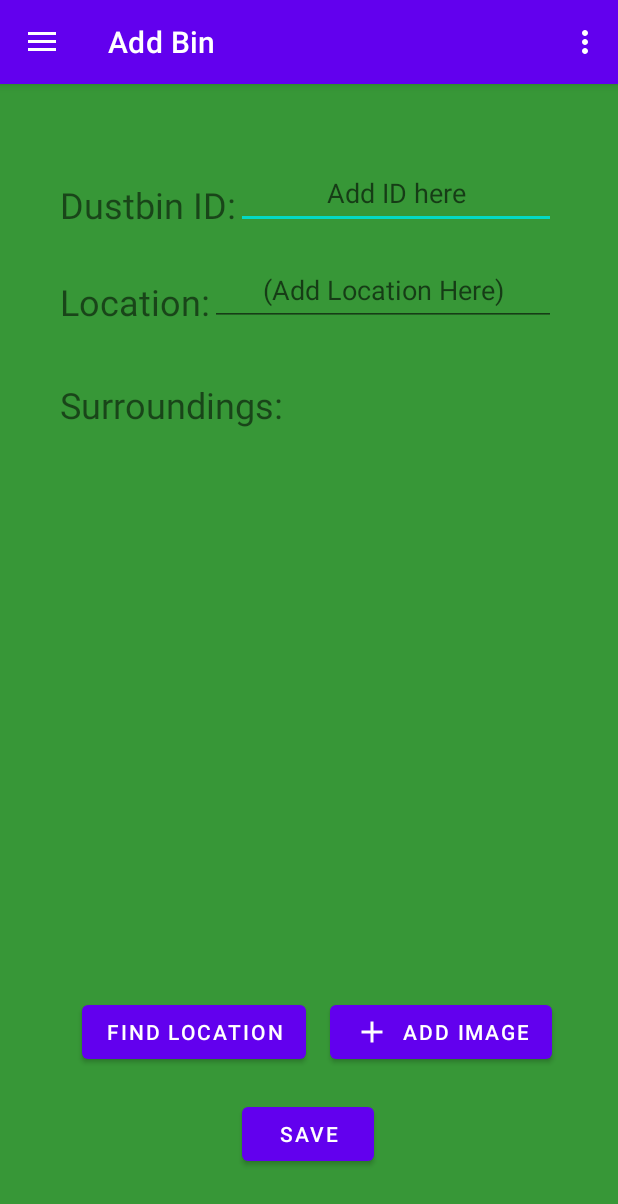
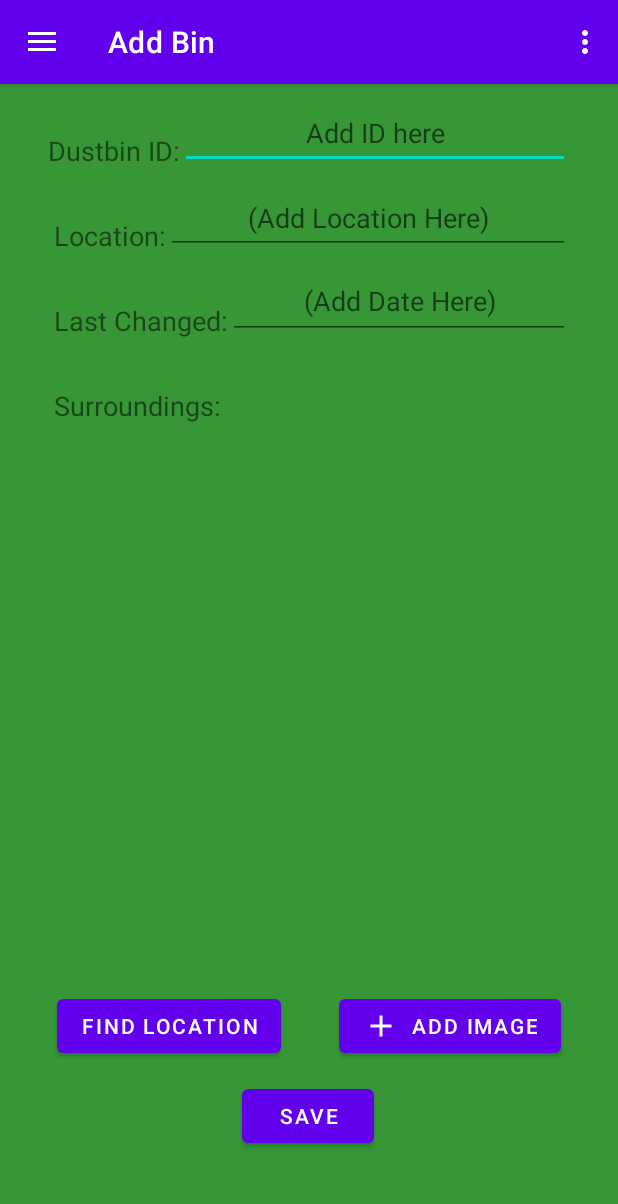
Before and after one commit to SaltyHaise/MADproject, an Android app: the screen it shows after launch (MainActivity), in the side drawer, after a tap on "Add Bin", on a phone screen of 412 x 824 dp. Shown: the top 1204 px of the screen. Run offline under Robolectric (Android 15) with nearby library versions, the phone set to English and light mode, and no system bars; our stand-ins replace navigation-ui; pictures from the network do not load; Roboto replaces fonts that are not available here.

Commit message:
touched up addfragment layout

```diff
--- a/app/src/main/AndroidManifest.xml
+++ b/app/src/main/AndroidManifest.xml
@@ -8,6 +8,10 @@
     <uses-permission android:name="android.permission.ACCESS_COARSE_LOCATION" />
     <uses-permission android:name="android.permission.INTERNET" />
 
+    <permission
+        android:name="com.example.permission.MAPS_RECEIVE"
+        android:protectionLevel="signature"/>
+
     <application
         android:allowBackup="true"
         android:icon="@mipmap/ic_launcher"
@@ -15,10 +19,11 @@
         android:roundIcon="@mipmap/ic_launcher_round"
         android:supportsRtl="true"
         android:theme="@style/Theme.CleverClean">
-        <service
-            android:name=".GPSTracker"
-            android:enabled="false"
-            android:exported="false"></service>
+<!--        <service-->
+<!--            android:name=".GPSTracker"-->
+<!--            android:enabled="false"-->
+<!--            android:exported="false"></service>-->
+
 
         <activity
             android:name=".SplashScreen"
--- a/app/src/main/java/sp/com/cleverclean/ui/AddFragment.java
+++ b/app/src/main/java/sp/com/cleverclean/ui/AddFragment.java
@@ -28,6 +28,8 @@ import androidx.core.app.ActivityCompat;
 import androidx.core.content.ContextCompat;
 import androidx.fragment.app.Fragment;
 
+import java.io.ByteArrayOutputStream;
+import java.io.DataInput;
 import java.io.IOException;
 
 import sp.com.cleverclean.GPSTracker;
@@ -45,14 +47,22 @@ public class AddFragment extends Fragment implements View.OnClickListener{
     private TextView location;
     private double latitude = 0.0d;
     private double longitude = 0.0d;
-    private double myLatitude;
-    private double myLongitude;
+    private GPSTracker gpsTracker;
     private Button getLocation;
     private byte[] bArray;
     private Bitmap bitmap = null;
     private Uri imageUri;
 
+    private MyDatabaseHelper helper = null;
+    public AddFragment(){}
 
+    @Override
+    public void onCreate(Bundle savedInstanceState) {
+        super.onCreate(savedInstanceState);
+
+        gpsTracker = new GPSTracker(getContext());
+        helper = new MyDatabaseHelper(getContext());
+    }
 
     @Nullable
     @Override
@@ -84,7 +94,27 @@ public class AddFragment extends Fragment implements View.OnClickListener{
                 intent.setAction(Intent.ACTION_GET_CONTENT);
                 startActivityForResult(Intent.createChooser(intent, "Select Picture"), PICK_IMAGE);
                 break;
+            case R.id.getLocation:
+                if (gpsTracker.canGetLocation()) {
+                    latitude = gpsTracker.getLatitude();
+                    longitude = gpsTracker.getLongitude();
+                    location.setText(String.valueOf(latitude) + ", " + String.valueOf(longitude));
+                }
+                break;
+            case R.id.save:
+                String BinID = BinName.getText().toString();
+                String Address = BinAddress.getText().toString();
+                String uri = "";
+                String status = "";
 
+                if (imageUri == null) {
+                    Toast.makeText(getContext(), "Please select an image", Toast.LENGTH_SHORT).show();
+                    return;
+                } else {
+                    ByteArrayOutputStream bos = new ByteArrayOutputStream();
+                    bitmap.compress(Bitmap.CompressFormat.PNG, 100, bos);
+                    bArray = bos.toByteArray();
+                }
         }
     }
 
--- a/app/src/main/res/layout/fragment_addbin.xml
+++ b/app/src/main/res/layout/fragment_addbin.xml
@@ -1,42 +1,50 @@
 <?xml version="1.0" encoding="utf-8"?>
-<androidx.constraintlayout.widget.ConstraintLayout xmlns:android="http://schemas.android.com/apk/res/android"
+<ScrollView xmlns:android="http://schemas.android.com/apk/res/android"
     xmlns:app="http://schemas.android.com/apk/res-auto"
     xmlns:tools="http://schemas.android.com/tools"
     android:layout_width="match_parent"
     android:layout_height="match_parent"
+    android:fillViewport="true"
     android:background="@color/main_green"
     tools:context=".ui.AddFragment">
+
+    <androidx.constraintlayout.widget.ConstraintLayout
+        android:layout_width="match_parent"
+        android:layout_height="wrap_content">
 
         <TextView
             android:id="@+id/textView4"
             android:layout_width="wrap_content"
             android:layout_height="wrap_content"
-        android:layout_marginStart="40dp"
-        android:layout_marginTop="64dp"
+            android:layout_marginStart="32dp"
+            android:layout_marginTop="32dp"
             android:text="Dustbin ID:"
-        android:textSize="24sp"
+            android:textSize="18sp"
             app:layout_constraintStart_toStartOf="parent"
             app:layout_constraintTop_toTopOf="parent" />
 
         <EditText
             android:id="@+id/BinNo"
-        android:layout_width="wrap_content"
-        android:layout_height="wrap_content"
+            android:layout_width="0dp"
+            android:layout_height="48dp"
+            android:layout_marginEnd="32dp"
             android:ems="10"
             android:hint="Add ID here"
             android:inputType="number"
-        android:minHeight="48dp"
+            android:minHeight="24dp"
             android:textAlignment="center"
             app:layout_constraintBottom_toBottomOf="@+id/textView4"
+            app:layout_constraintEnd_toEndOf="parent"
             app:layout_constraintStart_toEndOf="@+id/textView4" />
 
         <TextView
             android:id="@+id/textView5"
             android:layout_width="wrap_content"
             android:layout_height="wrap_content"
+            android:layout_marginStart="4dp"
             android:layout_marginTop="32dp"
             android:text="Location:"
-        android:textSize="24sp"
+            android:textSize="18sp"
             app:layout_constraintStart_toStartOf="@+id/textView4"
             app:layout_constraintTop_toBottomOf="@+id/textView4" />
 
@@ -57,63 +65,90 @@
             android:id="@+id/location"
             android:layout_width="wrap_content"
             android:layout_height="wrap_content"
-        app:layout_constraintEnd_toEndOf="parent"
-        app:layout_constraintHorizontal_bias="0.646"
-        app:layout_constraintStart_toStartOf="parent"
+            android:layout_marginTop="1dp"
+            app:layout_constraintEnd_toEndOf="@+id/BinLocation"
+            app:layout_constraintStart_toStartOf="@+id/BinLocation"
             app:layout_constraintTop_toBottomOf="@+id/BinLocation" />
+
+        <TextView
+            android:id="@+id/textView7"
+            android:layout_width="wrap_content"
+            android:layout_height="wrap_content"
+            android:layout_marginTop="32dp"
+            android:text="Last Changed:"
+            android:textSize="18sp"
+            app:layout_constraintStart_toStartOf="@+id/textView5"
+            app:layout_constraintTop_toBottomOf="@+id/textView5" />
+
+        <EditText
+            android:id="@+id/BinDate"
+            android:layout_width="0dp"
+            android:layout_height="50dp"
+            android:ems="10"
+            android:hint="(Add Date Here)"
+            android:inputType="textPersonName"
+            android:minHeight="24dp"
+            android:textAlignment="center"
+            app:layout_constraintBottom_toBottomOf="@+id/textView7"
+            app:layout_constraintEnd_toEndOf="@+id/BinNo"
+            app:layout_constraintStart_toEndOf="@+id/textView7" />
 
         <TextView
             android:id="@+id/textView6"
             android:layout_width="wrap_content"
             android:layout_height="wrap_content"
-        android:layout_marginTop="36dp"
+            android:layout_marginTop="32dp"
             android:text="Surroundings:"
-        android:textSize="24sp"
-        app:layout_constraintStart_toStartOf="@+id/textView5"
-        app:layout_constraintTop_toBottomOf="@+id/textView5" />
+            android:textSize="18sp"
+            app:layout_constraintStart_toStartOf="@+id/textView7"
+            app:layout_constraintTop_toBottomOf="@+id/textView7" />
 
         <ImageView
             android:id="@+id/BinImage"
-        android:layout_width="300dp"
-        android:layout_height="300dp"
-        android:layout_marginTop="16dp"
-        android:layout_marginEnd="8dp"
-        app:layout_constraintEnd_toEndOf="@+id/BinLocation"
-        app:layout_constraintHorizontal_bias="0.833"
-        app:layout_constraintStart_toStartOf="@+id/textView5"
-        app:layout_constraintTop_toBottomOf="@+id/textView6" />
+            android:layout_width="0dp"
+            android:layout_height="0dp"
+            android:layout_marginTop="20dp"
+            android:layout_marginBottom="10dp"
+            app:layout_constraintBottom_toTopOf="@+id/imagebutton"
+            app:layout_constraintEnd_toEndOf="@+id/imagebutton"
+            app:layout_constraintHorizontal_bias="0.461"
+            app:layout_constraintStart_toStartOf="@+id/getLocation"
+            app:layout_constraintTop_toBottomOf="@+id/textView6"
+            app:layout_constraintVertical_bias="0.0" />
 
         <Button
             android:id="@+id/save"
             android:layout_width="wrap_content"
             android:layout_height="wrap_content"
-        android:layout_marginBottom="44dp"
+            android:layout_marginBottom="56dp"
             android:text="Save"
             app:layout_constraintBottom_toBottomOf="parent"
-        app:layout_constraintEnd_toEndOf="parent"
-        app:layout_constraintHorizontal_bias="0.498"
-        app:layout_constraintStart_toStartOf="parent" />
+            app:layout_constraintEnd_toEndOf="@+id/imagebutton"
+            app:layout_constraintHorizontal_bias="0.497"
+            app:layout_constraintStart_toStartOf="@+id/getLocation" />
 
         <Button
             android:id="@+id/imagebutton"
             android:layout_width="wrap_content"
             android:layout_height="wrap_content"
-        android:layout_marginEnd="44dp"
-        android:layout_marginBottom="112dp"
+            android:layout_marginBottom="12dp"
             android:text="Add Image"
             app:icon="@drawable/ic_baseline_add_24"
-        app:layout_constraintBottom_toBottomOf="parent"
-        app:layout_constraintEnd_toEndOf="parent" />
+            app:layout_constraintBottom_toTopOf="@+id/save"
+            app:layout_constraintEnd_toEndOf="parent"
+            app:layout_constraintHorizontal_bias="0.5"
+            app:layout_constraintStart_toEndOf="@+id/getLocation" />
 
         <Button
             android:id="@+id/getLocation"
             android:layout_width="wrap_content"
             android:layout_height="wrap_content"
-        android:layout_marginStart="36dp"
-        android:layout_marginBottom="112dp"
             android:text="Find Location"
-        app:layout_constraintBottom_toBottomOf="parent"
             app:layout_constraintEnd_toStartOf="@+id/imagebutton"
-        app:layout_constraintHorizontal_bias="0.545"
-        app:layout_constraintStart_toStartOf="parent" />
+            app:layout_constraintHorizontal_bias="0.5"
+            app:layout_constraintStart_toStartOf="parent"
+            app:layout_constraintTop_toTopOf="@+id/imagebutton" />
     </androidx.constraintlayout.widget.ConstraintLayout>
+
+
+</ScrollView>
```
Lines whose indentation alone changed are shown as unchanged.
